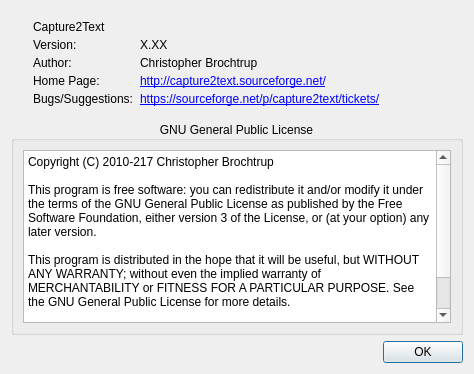
Before: the Qt Designer form AboutDialog.ui in GSam/Capture2Text, drawn with Qt 5.
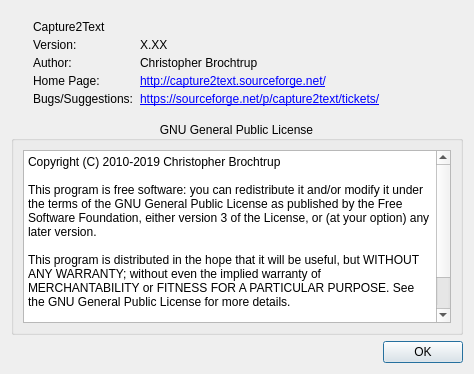
After: the same form once the commit is applied. Icons and pictures are not drawn.

The edit to the form file:
```diff
--- a/AboutDialog.ui
+++ b/AboutDialog.ui
@@ -115,7 +115,7 @@
          <bool>true</bool>
         </property>
         <property name="plainText">
-         <string>Copyright (C) 2010-217 Christopher Brochtrup
+         <string>Copyright (C) 2010-2019 Christopher Brochtrup
 
 This program is free software: you can redistribute it and/or modify it under the terms of the GNU General Public License as published by the Free Software Foundation, either version 3 of the License, or (at your option) any later version.
 
```
